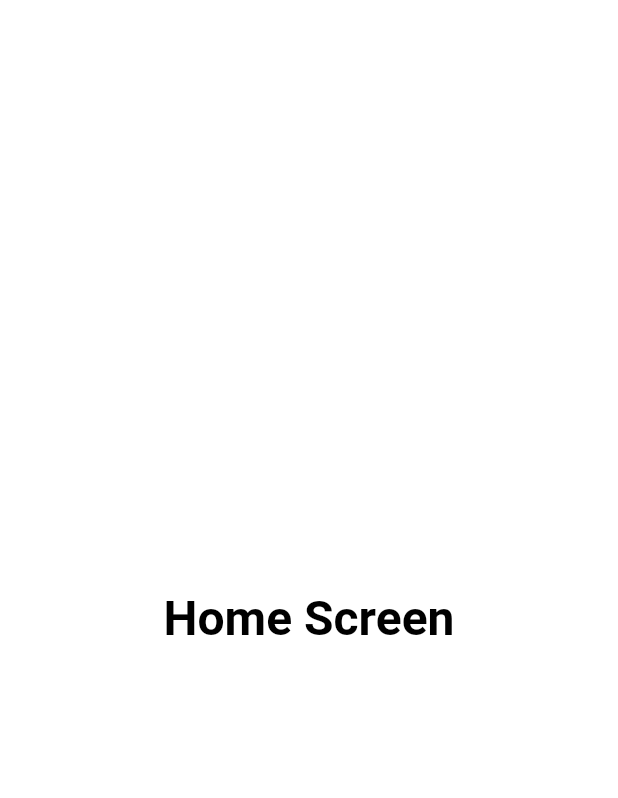
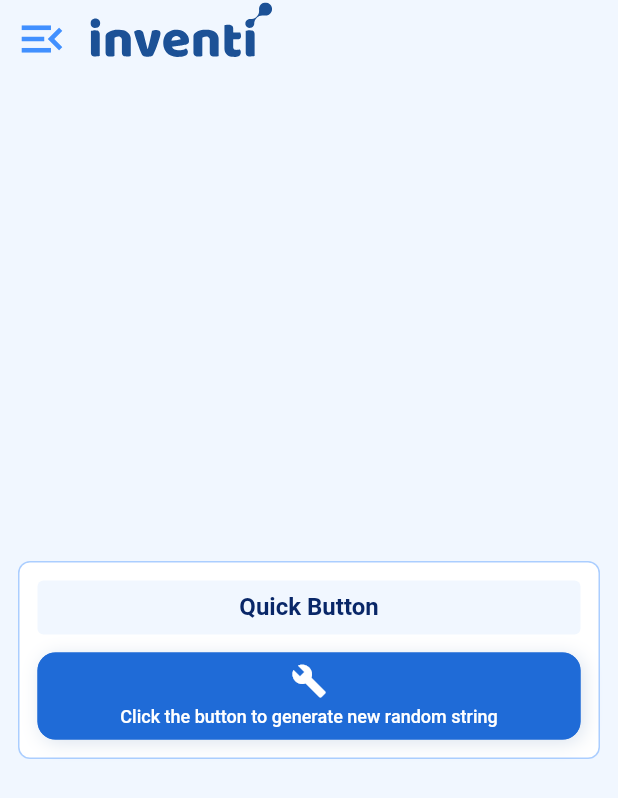
Before and after one commit to Luwesss/inventi-exam, a Flutter app: the HomeScreen screen opened by its route, on a phone screen of 412 x 824 dp. Shown: the top 798 px of the screen. Run offline on Flutter 3.47's test engine with Material 3 defaults, Android fonts, the phone set to English and light mode, and no system bars; our stand-ins replace flutter_dotenv, flutter_native_splash, flutter_svg, go_router, google_fonts.

Commit message:
feat: home screen design conversion

```diff
--- /dev/null
+++ b/lib/common/widgets/app_bar/custom_app_bar.dart
@@ -0,0 +1,48 @@
+import 'package:flutter/material.dart';
+import 'package:flutter_svg/svg.dart';
+
+import 'package:inventi_exam/utils/constants/colors.dart';
+import 'package:inventi_exam/utils/constants/image_strings.dart';
+import 'package:inventi_exam/utils/constants/sizes.dart';
+import 'package:inventi_exam/utils/device/device_utility.dart';
+
+class CustomAppBar extends StatelessWidget implements PreferredSizeWidget {
+  const CustomAppBar({
+    super.key,
+    this.title,
+    this.actions,
+    this.showBackArrow = true,
+    this.showFactsLogo = true,
+  });
+
+  final Widget? title;
+  final List<Widget>? actions;
+  final bool showBackArrow;
+  final bool showFactsLogo;
+
+  @override
+  Widget build(BuildContext context) {
+    return AppBar(
+      leading: IconButton(
+        icon: const Icon(
+          Icons.menu_open,
+          size: 36,
+          color: InventiExamColors.brand300,
+        ),
+        onPressed: () {},
+      ),
+      toolbarHeight: InventiExamSizes.appbarHeight,
+      title: SvgPicture.asset(
+        InventiExamImages.inventiLogo,
+        width: 122.33,
+        height: 36.62,
+      ),
+      titleSpacing: InventiExamSizes.smallSpacing,
+      centerTitle: false,
+    );
+  }
+
+  @override
+  Size get preferredSize =>
+      Size.fromHeight(InventiExamDeviceUtils.getAppBarHeight());
+}
--- a/lib/features/authentication/screens/login/widgets/login_component_container.dart
+++ b/lib/features/authentication/screens/login/widgets/login_component_container.dart
@@ -38,7 +38,7 @@ class LoginComponentContainer extends StatelessWidget {
                 ),
               ),
               SizedBox(
-                width: 4,
+                width: InventiExamSizes.smallSpacing,
               ),
               Padding(
                 padding: const EdgeInsets.symmetric(horizontal: 8),
--- a/lib/features/home/screens/home.dart
+++ b/lib/features/home/screens/home.dart
@@ -1,19 +1,103 @@
 import 'package:flutter/material.dart';
+import 'package:inventi_exam/common/widgets/app_bar/custom_app_bar.dart';
+import 'package:inventi_exam/utils/constants/colors.dart';
+import 'package:inventi_exam/utils/constants/sizes.dart';
+import 'package:inventi_exam/utils/constants/text_strings.dart';
 
 class HomeScreen extends StatelessWidget {
   const HomeScreen({super.key});
 
   @override
   Widget build(BuildContext context) {
-    return const Scaffold(
-      body: Center(
-        child: Text(
-          'Home Screen',
-          style: TextStyle(
-            color: Colors.black,
-            fontSize: 32,
-            fontWeight: FontWeight.bold,
-          ),
+    return Scaffold(
+      backgroundColor: InventiExamColors.brand25,
+      appBar: const CustomAppBar(),
+      body: Padding(
+        padding: const EdgeInsets.symmetric(
+          horizontal: InventiExamSizes.smallSideMargins,
+        ),
+        child: Column(
+          mainAxisSize: MainAxisSize.max,
+          mainAxisAlignment: MainAxisAlignment.center,
+          children: [
+            Container(
+              padding: EdgeInsets.all(InventiExamSizes.smallSideMargins),
+              decoration: BoxDecoration(
+                color: InventiExamColors.white,
+                borderRadius:
+                    BorderRadius.circular(InventiExamSizes.cornerRadiusMd),
+                border: Border.all(
+                  color: InventiExamColors.brand100,
+                  width: 1,
+                ),
+              ),
+              child: Column(
+                mainAxisSize: MainAxisSize.min,
+                children: [
+                  Container(
+                    decoration: BoxDecoration(
+                      color: InventiExamColors.brand25,
+                      borderRadius:
+                          BorderRadius.circular(InventiExamSizes.cornerRadius),
+                    ),
+                    padding: const EdgeInsets.symmetric(
+                        vertical: InventiExamSizes.mediumSpacing),
+                    alignment: Alignment.center,
+                    child: Text(
+                      HomeScreenTexts.homeQuickButton,
+                      style: Theme.of(context)
+                          .textTheme
+                          .titleMedium!
+                          .apply(color: InventiExamColors.brand900),
+                      textAlign: TextAlign.center,
+                    ),
+                  ),
+                  SizedBox(
+                    height: InventiExamSizes.largeSpacing,
+                  ),
+                  Container(
+                    decoration: BoxDecoration(
+                      borderRadius: BorderRadius.circular(InventiExamSizes.cornerRadiusLg),
+                      boxShadow: [
+                        BoxShadow(
+                          color: InventiExamColors.shadow,
+                          offset: const Offset(2, 2),
+                          blurRadius: 10,
+                          spreadRadius: 0,
+                        ),
+                      ],
+                    ),
+                    child: ElevatedButton(
+                      style: ElevatedButton.styleFrom(
+                        shape: RoundedRectangleBorder(
+                          borderRadius: BorderRadius.circular(InventiExamSizes.cornerRadiusLg),
+                        ),
+                        elevation: 0,
+                      ),
+                      onPressed: () {},
+                      child: Padding(
+                        padding: const EdgeInsets.all(7),
+                        child: Column(
+                          children: [
+                            Icon(
+                              Icons.build,
+                              color: InventiExamColors.white,
+                              size: InventiExamSizes.iconSize,
+                            ),
+                            SizedBox(height: InventiExamSizes.smallSpacing),
+                            Text(
+                              HomeScreenTexts.homeQuickButtonDesc,
+                              style: Theme.of(context).textTheme.labelMedium!,
+                            ),
+                          ],
+                        ),
+                      ),
+                    ),
+                  ),
+                ],
+              ),
+            ),
+          ],
         ),
       ),
     );
--- a/lib/utils/constants/colors.dart
+++ b/lib/utils/constants/colors.dart
@@ -29,10 +29,5 @@ class InventiExamColors {
   static const Color warning = Color(0xFFF57C00);
   static const Color info = Color(0xFF1976D2);
 
-  // Shadows
-  static const BoxShadow defaultShadow = BoxShadow(
-    color: Color(0x291C5196), // 16% opacity
-    offset: Offset(2, 2),
-    blurRadius: 10,
-  );
+  static const Color shadow = Color(0x291C5196);
 }
--- a/lib/utils/constants/image_strings.dart
+++ b/lib/utils/constants/image_strings.dart
@@ -1,7 +1,7 @@
 /// This class contains all the App Images in String formats.
 class InventiExamImages {
   // -- Logos
-  static const String inventiLogo = "assets/logos/inventi-logo.png";
+  static const String inventiLogo = "assets/logos/inventi-logo.svg";
   static const String poweredByInventiLogo =
       "assets/images/powered-by-inventi.png";
   static const String loginBackground = "assets/images/login-background.jpg";
--- a/lib/utils/constants/sizes.dart
+++ b/lib/utils/constants/sizes.dart
@@ -1,7 +1,17 @@
 class InventiExamSizes {
   static const double cornerRadius = 4;
+  static const double cornerRadiusMd = 8;
+  static const double cornerRadiusLg = 12;
+
+  static const double smallSpacing = 4;
+  static const double mediumSpacing = 8;
+  static const double largeSpacing = 12;
+  static const double defaultSpace = 24;
+
+  static const double smallSideMargins = 12;
+  static const double sideMargins = 24;
+
   static const double iconSize = 24;
-  static const double sideMargins = 24;
-  static const double defaultSpace = 24;
+  static const double appbarHeight = 40;
   static const double buttonHeight = 50;
 }
```
